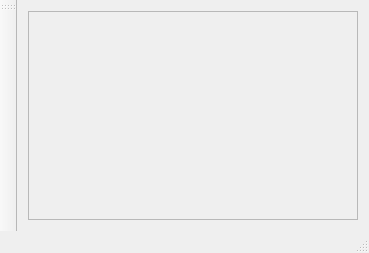
jandernascimento/imageprocessing-umanipulator, file src/mainwindow.ui: the form before one commit.
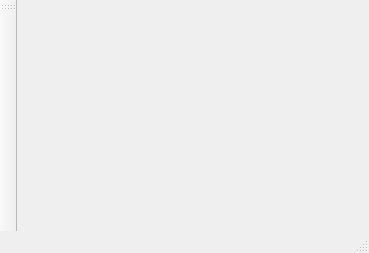
The form after the commit. Icons and pictures are not drawn.

Patch:
```diff
--- a/src/mainwindow.ui
+++ b/src/mainwindow.ui
@@ -48,33 +48,7 @@
    <property name="autoFillBackground">
     <bool>true</bool>
    </property>
-   <layout class="QHBoxLayout" name="horizontalLayout_2">
-    <item>
-     <layout class="QVBoxLayout" name="verticalLayout">
-      <property name="spacing">
-       <number>0</number>
-      </property>
-      <item>
-       <widget class="QScrollArea" name="scrollArea">
-        <property name="widgetResizable">
-         <bool>true</bool>
-        </property>
-        <widget class="QWidget" name="scrollAreaWidgetContents">
-         <property name="geometry">
-          <rect>
-           <x>0</x>
-           <y>0</y>
-           <width>334</width>
-           <height>190</height>
-          </rect>
-         </property>
-         <layout class="QHBoxLayout" name="horizontalLayout"/>
-        </widget>
-       </widget>
-      </item>
-     </layout>
-    </item>
-   </layout>
+   <layout class="QHBoxLayout" name="horizontalLayout_2"/>
   </widget>
   <widget class="QMenuBar" name="menuBar">
    <property name="geometry">
```
